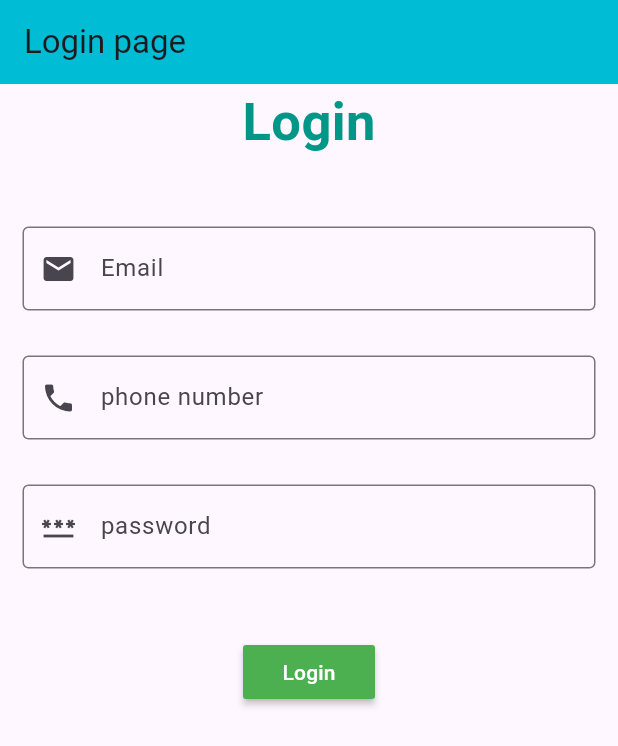
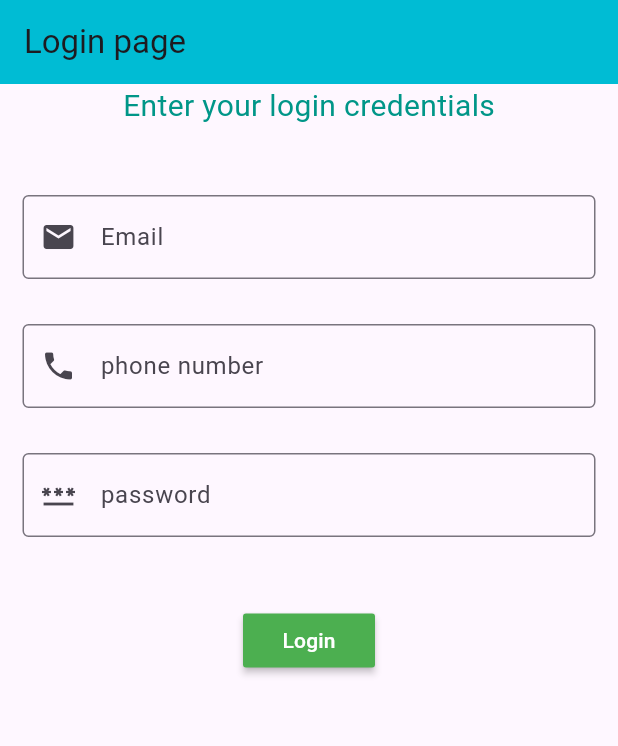
Before and after one commit to jahir2665/loginPage, a Flutter app: the screen it shows after launch, on a phone screen of 412 x 824 dp. Shown: the top 746 px of the screen. Run offline on Flutter 3.47's test engine with Material 3 defaults, Android fonts, the phone set to English and light mode, and no system bars.

Commit message:
version 1

```diff
--- a/lib/main.dart
+++ b/lib/main.dart
@@ -24,11 +24,10 @@ class HomeActivity extends StatelessWidget{
       mainAxisAlignment: MainAxisAlignment.start,
       children: [
         Text(
-          'Login',
+          'Enter your login credentials',
           style: TextStyle(
-            fontSize: 35,
+            fontSize: 20,
             color: Colors.teal,
-            fontWeight: FontWeight.bold
           ),
         ),
         Padding(
```
